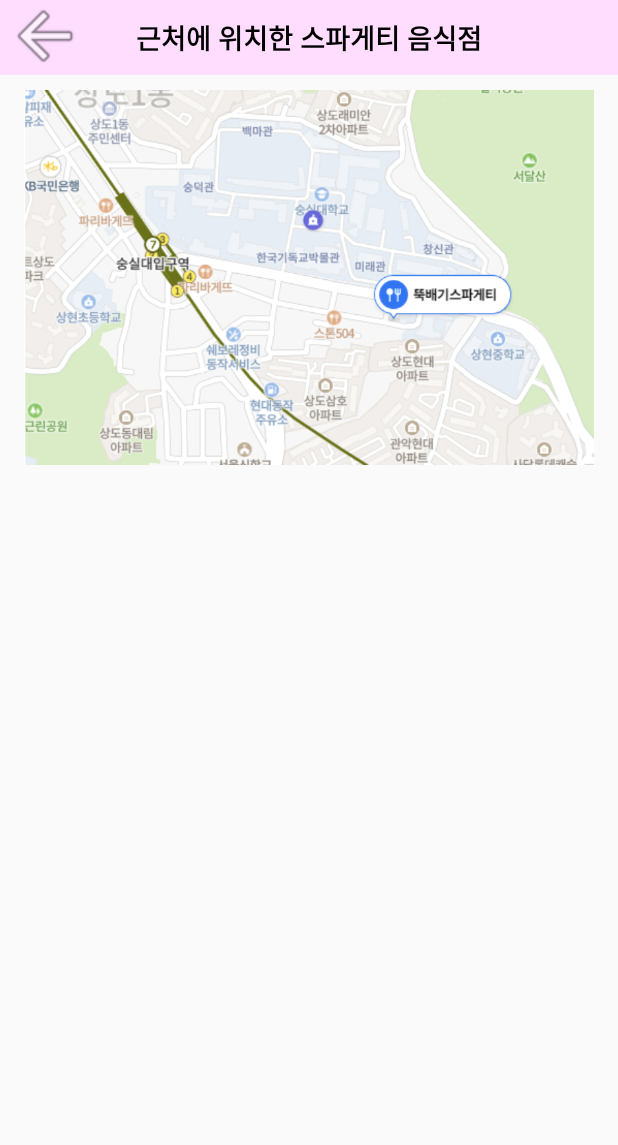
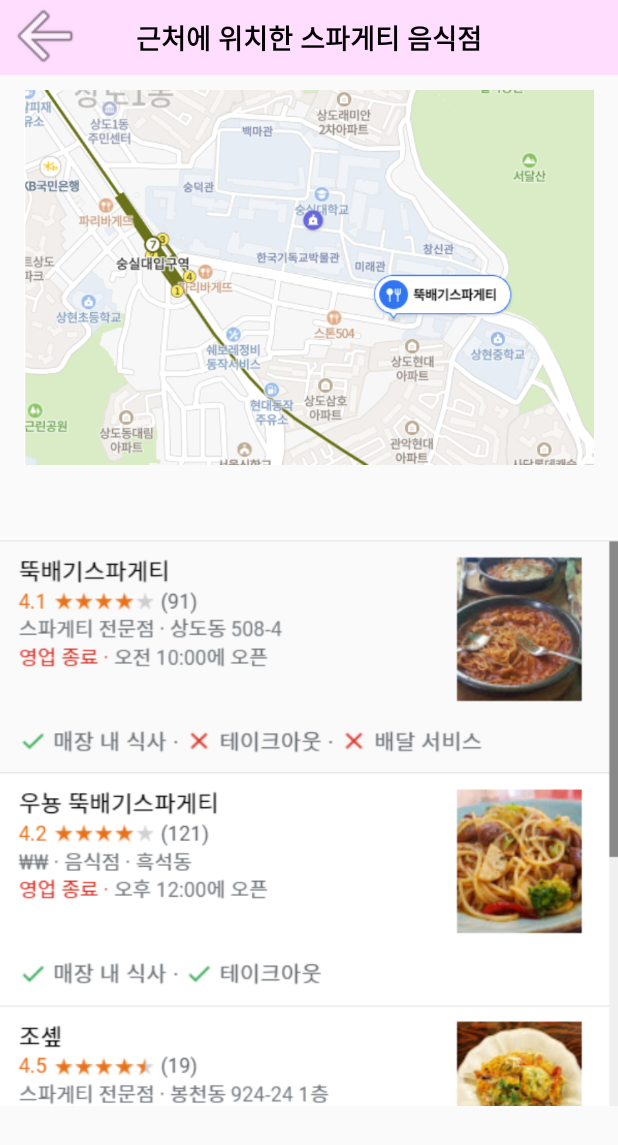
Before and after one commit to 20170375/Android20, an Android app: the layout activity_map.xml on its own in the app's theme, with its tools: preview values and no code run, on a phone screen of 412 x 824 dp. Shown: the top 1145 px of the screen. Run offline under Robolectric (Android 15) with nearby library versions, the phone set to English and light mode, and no system bars.

Commit message:
images added

```diff
--- a/DietManager/app/src/main/AndroidManifest.xml
+++ b/DietManager/app/src/main/AndroidManifest.xml
@@ -4,7 +4,7 @@
 
     <application
         android:allowBackup="true"
-        android:icon="@mipmap/ic_launcher"
+        android:icon="@drawable/chef"
         android:label="@string/app_name"
         android:roundIcon="@mipmap/ic_launcher_round"
         android:supportsRtl="true"
--- a/DietManager/app/src/main/res/layout/activity_map.xml
+++ b/DietManager/app/src/main/res/layout/activity_map.xml
@@ -39,11 +39,21 @@
         android:src="@drawable/map"/>
 
     // 맞춤 View만들어서 Adapter 연결
-    <ListView
-        android:id="@+id/lvRestaurant"
+    <RelativeLayout
         android:layout_width="match_parent"
-        android:layout_height="wrap_content"
-        android:layout_margin="10dp"
-        android:background="#ccffcc"/>
+        android:layout_height="wrap_content">
+
+        <ListView
+            android:id="@+id/lvRestaurant"
+            android:layout_width="match_parent"
+            android:layout_height="wrap_content"
+            android:layout_margin="10dp"
+            android:background="#ccffcc"/>
+        <ImageView
+            android:src="@drawable/rest_list"
+            android:layout_width="match_parent"
+            android:layout_height="wrap_content"/>
+
+    </RelativeLayout>
 
 </LinearLayout>
```
Also changed, not shown: DietManager/app/src/main/res/drawable-v24/chef.png (added), DietManager/app/src/main/res/drawable/rest_list.PNG (added), 7 other files.
